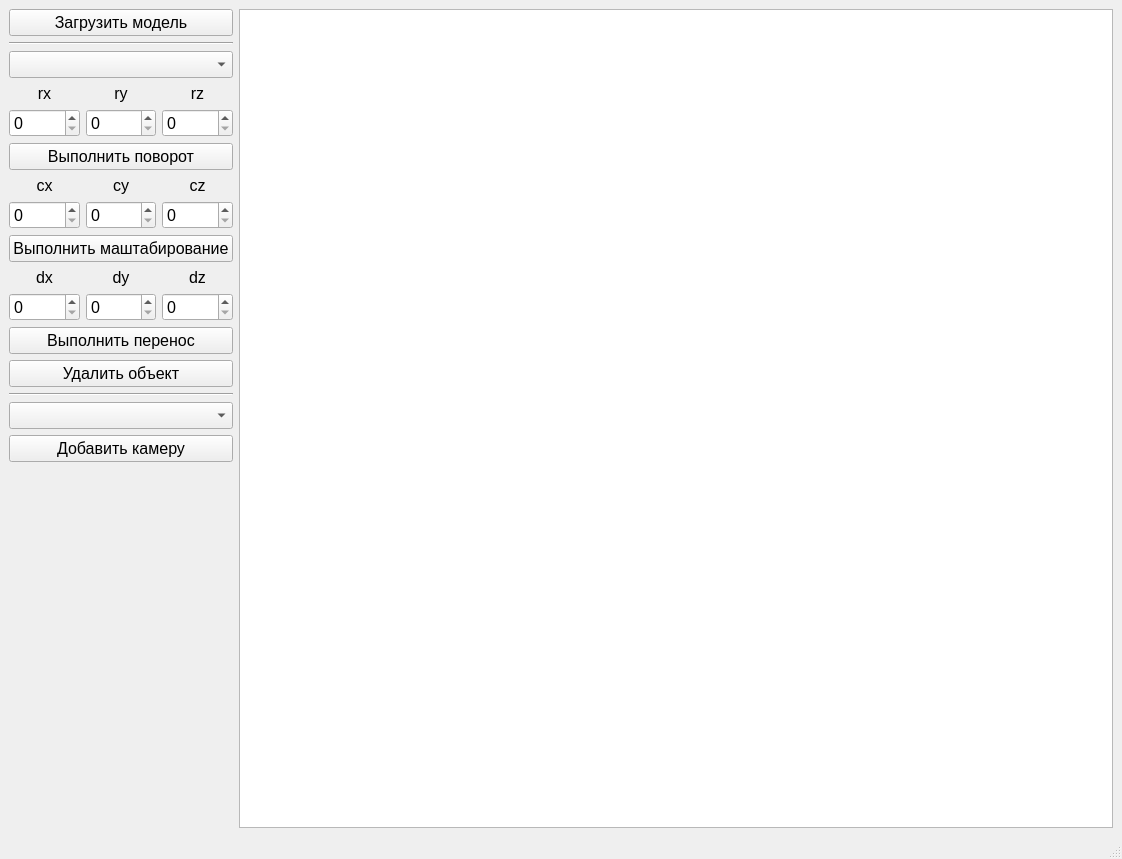
Before: the Qt Designer form lab_03/lab_03/qt_files/mainwindow.ui in LoaDeadd81/BMSTU-OOP, drawn with Qt 5.
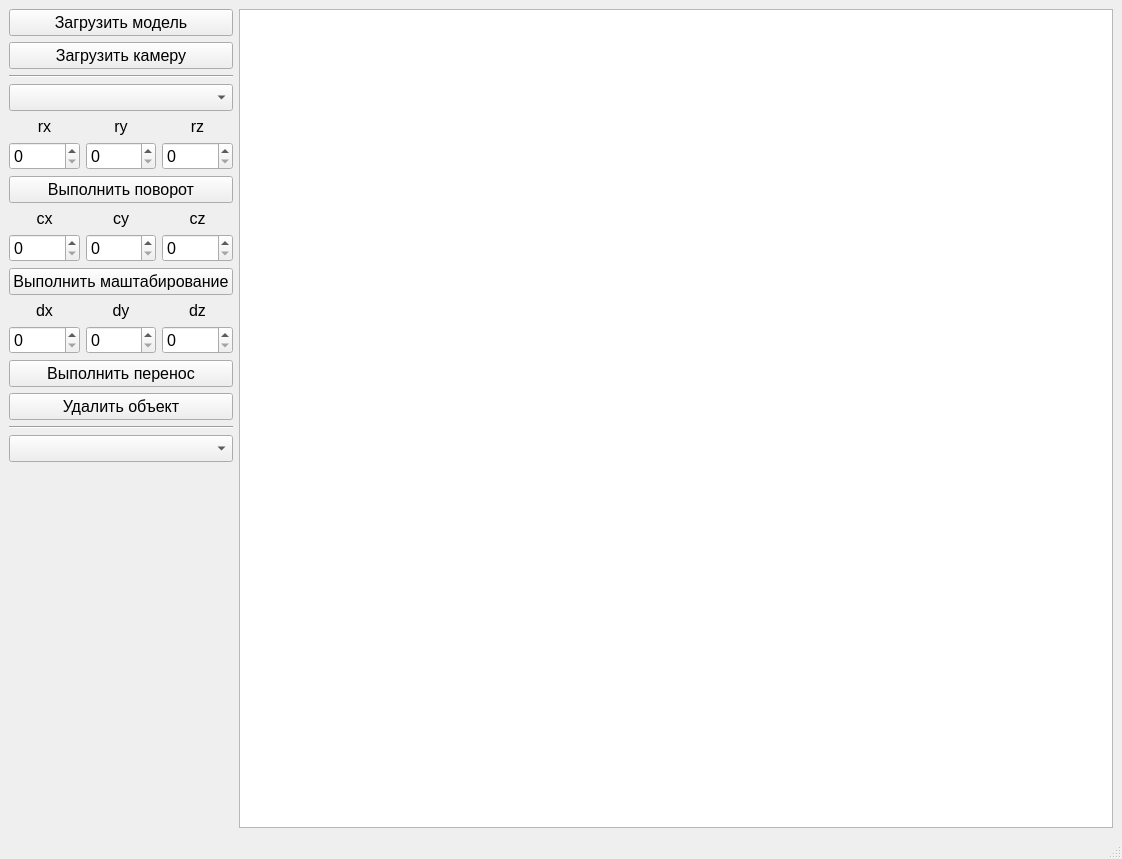
After: the same form once the commit is applied.

Diff of the .ui file:
```diff
--- a/lab_03/lab_03/qt_files/mainwindow.ui
+++ b/lab_03/lab_03/qt_files/mainwindow.ui
@@ -29,6 +29,18 @@
         </property>
        </widget>
       </item>
+      <item>
+       <widget class="QPushButton" name="LoadCamButton">
+        <property name="font">
+         <font>
+          <pointsize>12</pointsize>
+         </font>
+        </property>
+        <property name="text">
+         <string>Загрузить камеру</string>
+        </property>
+       </widget>
+      </item>
       <item>
        <widget class="Line" name="line">
         <property name="orientation">
@@ -337,18 +349,6 @@
         </property>
        </widget>
       </item>
-      <item>
-       <widget class="QPushButton" name="AddCameraButton">
-        <property name="font">
-         <font>
-          <pointsize>12</pointsize>
-         </font>
-        </property>
-        <property name="text">
-         <string>Добавить камеру</string>
-        </property>
-       </widget>
-      </item>
       <item>
        <spacer name="verticalSpacer">
         <property name="orientation">
```
